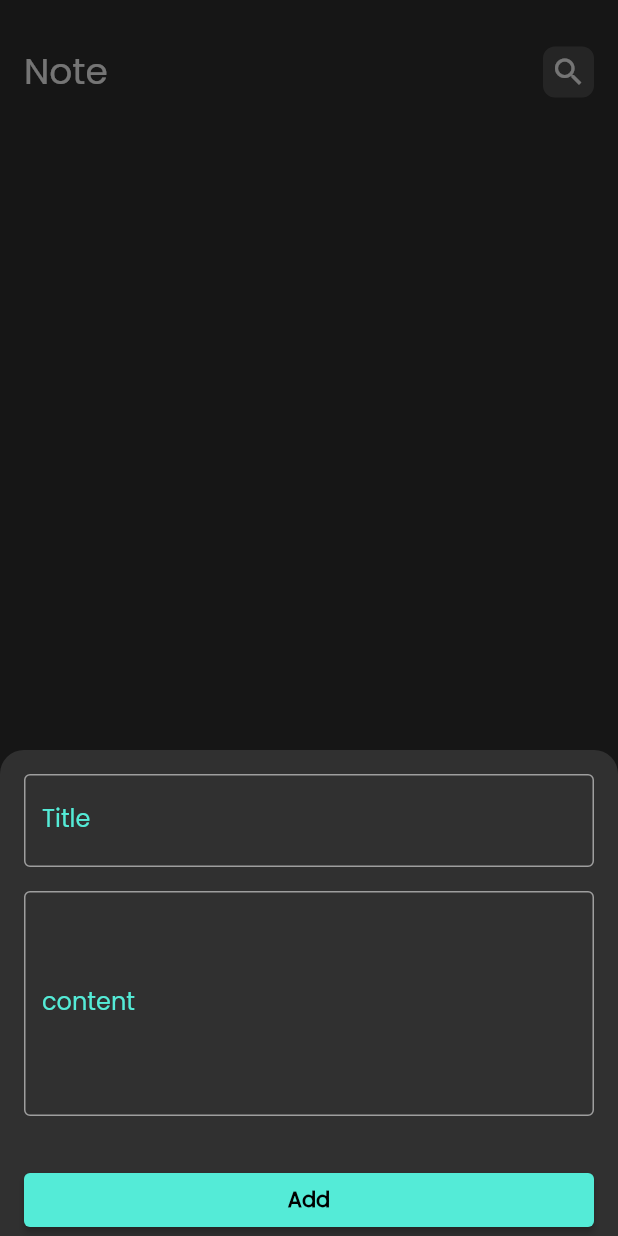
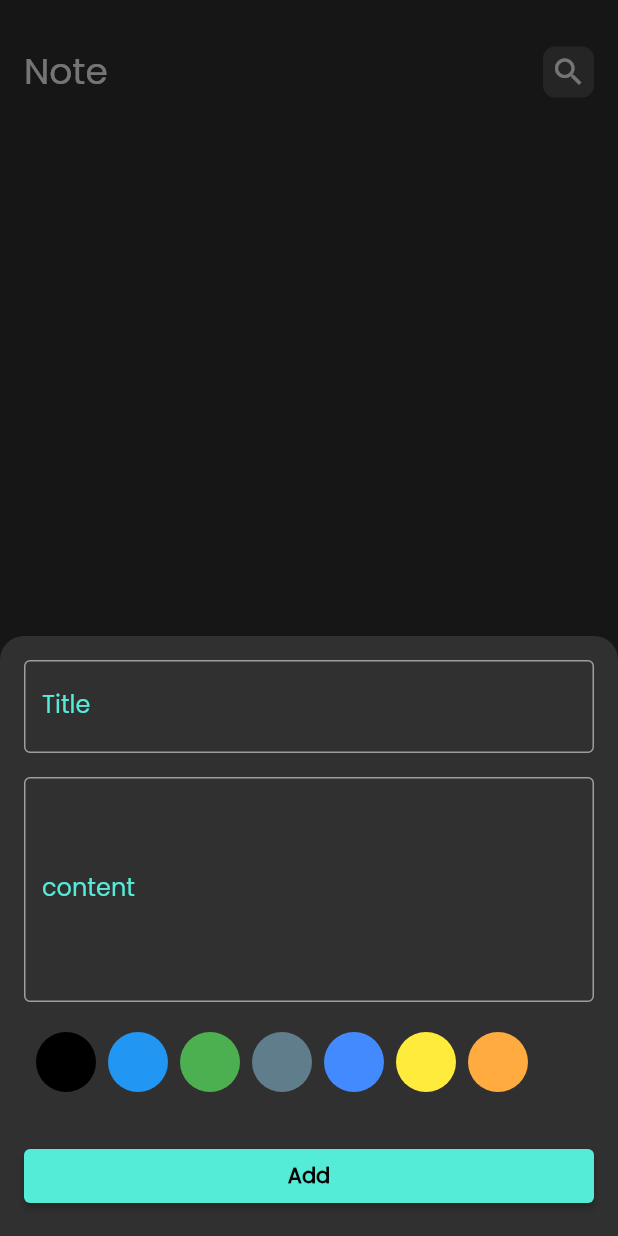
Before and after one commit to mellatilaid/Notes_app, a Flutter app: the screen it shows after launch, after a tap on the "add" icon, on a phone screen of 412 x 824 dp. Run offline on Flutter 3.47's test engine with Material 2 defaults, Android fonts, the phone set to English and light mode, and no system bars; our stand-ins replace flutter_bloc, hive, hive_flutter; accounts and stored records are empty.

Commit message:
create colors item list part 1

```diff
--- a/lib/widgets/add_note_form.dart
+++ b/lib/widgets/add_note_form.dart
@@ -5,6 +5,7 @@ import 'package:notes_app/cubits/add_note_cubit/add_note_states.dart';
 import 'package:notes_app/models/note_model.dart';
 
 import '../constants.dart';
+import 'color_item_list_view.dart';
 import 'custom_action_button.dart';
 import 'custom_text_field.dart';
 
@@ -44,6 +45,10 @@ class _AddNoteFormState extends State<AddNoteForm> {
             maxLines: 5,
           ),
           const SizedBox(
+            height: 20,
+          ),
+          const ColorItemListView(),
+          const SizedBox(
             height: 32,
           ),
           BlocBuilder<AddNoteCubit, AddNoteState>(
@@ -57,10 +62,11 @@ class _AddNoteFormState extends State<AddNoteForm> {
                   if (_formKey.currentState!.validate()) {
                     _formKey.currentState!.save();
                     var noteModel = NoteModel(
-                        title: title!,
-                        subTitle: subTitle!,
-                        date: formatDate(time: DateTime.now()),
-                        color: Colors.amber.value);
+                      title: title!,
+                      subTitle: subTitle!,
+                      date: formatDate(time: DateTime.now()),
+                      color: Colors.amber.value,
+                    );
                     BlocProvider.of<AddNoteCubit>(context).addNote(noteModel);
                   } else {
                     autovalidateMode = AutovalidateMode.always;
--- /dev/null
+++ b/lib/widgets/color_item_list_view.dart
@@ -0,0 +1,50 @@
+import 'package:flutter/material.dart';
+
+final List<Color> colors = [
+  Colors.black,
+  Colors.blue,
+  Colors.green,
+  Colors.blueGrey,
+  Colors.blueAccent,
+  Colors.yellow,
+  Colors.orangeAccent,
+];
+
+class ColorItem extends StatelessWidget {
+  final Color itemColor;
+  const ColorItem({super.key, required this.itemColor});
+
+  @override
+  Widget build(BuildContext context) {
+    return Padding(
+      padding: const EdgeInsets.only(left: 8.0),
+      child: GestureDetector(
+        onTap: () {},
+        child: CircleAvatar(
+          radius: 20,
+          backgroundColor: itemColor,
+        ),
+      ),
+    );
+  }
+}
+
+class ColorItemListView extends StatelessWidget {
+  const ColorItemListView({super.key});
+
+  @override
+  Widget build(BuildContext context) {
+    return SizedBox(
+      height: 20 * 2,
+      child: ListView.builder(
+        scrollDirection: Axis.horizontal,
+        itemCount: colors.length,
+        itemBuilder: (context, index) {
+          return ColorItem(
+            itemColor: colors[index],
+          );
+        },
+      ),
+    );
+  }
+}
--- a/lib/widgets/custom_botton_sheet.dart
+++ b/lib/widgets/custom_botton_sheet.dart
@@ -27,7 +27,7 @@ class CustomBottonSheet extends StatelessWidget {
                 right: 16,
                 left: 16,
                 top: 16,
-                bottom: MediaQuery.of(context).viewInsets.bottom,
+                bottom: MediaQuery.of(context).viewInsets.bottom + 16,
               ),
               child: const SingleChildScrollView(
                 child: AddNoteForm(),
```
